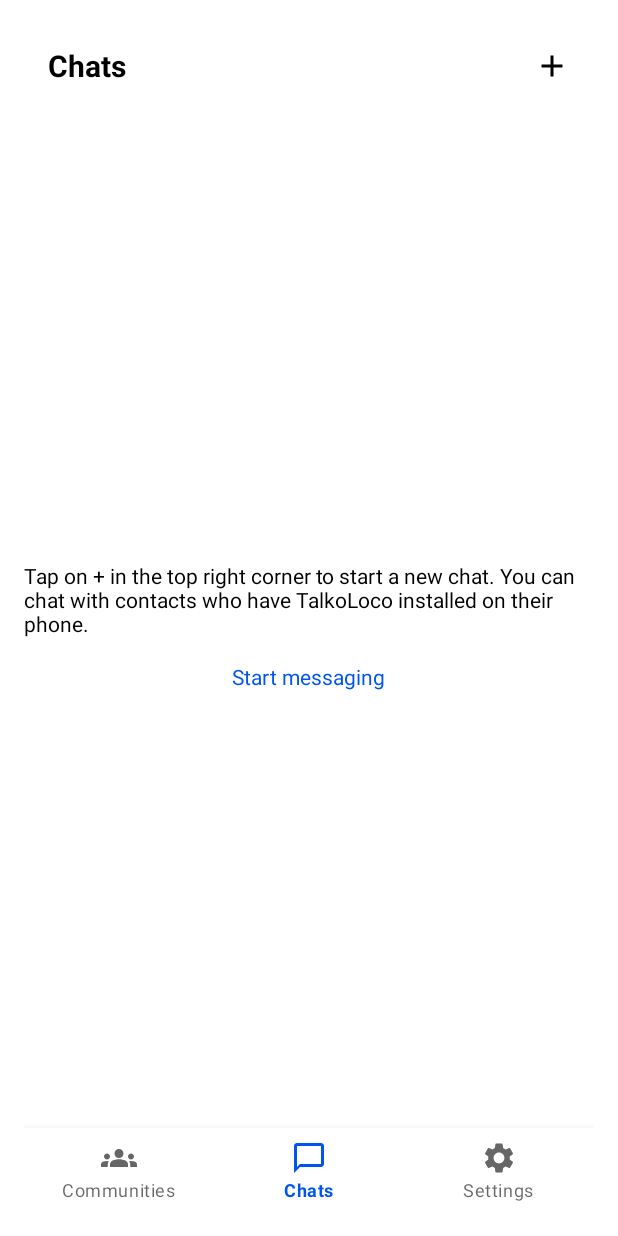
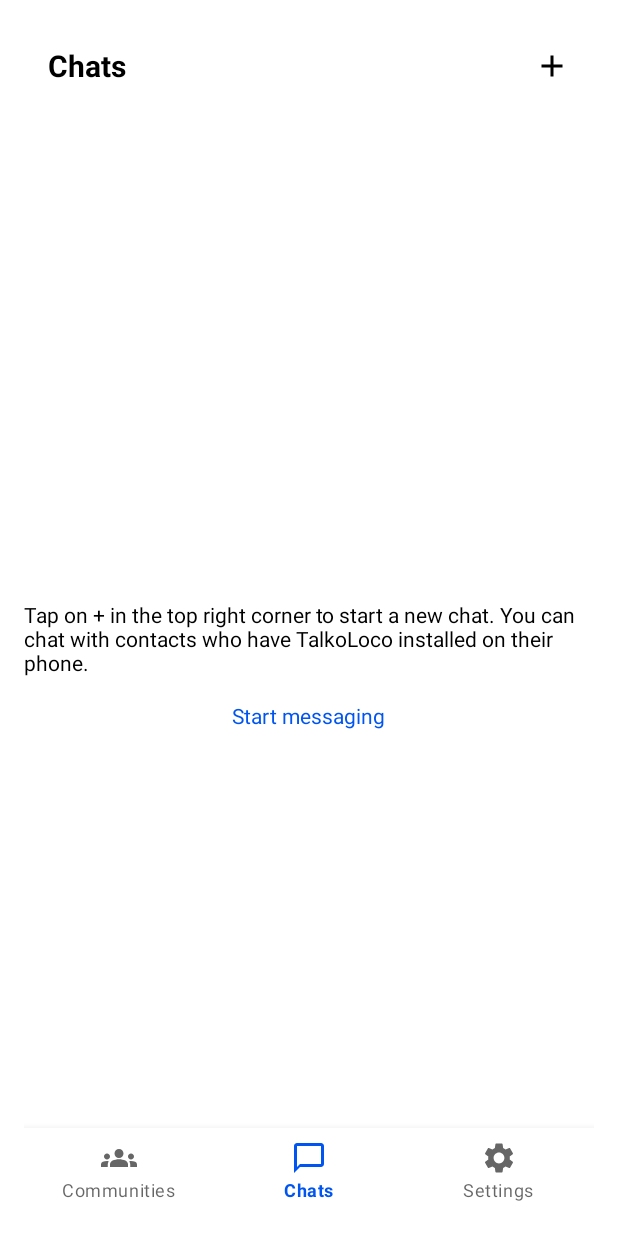
Before and after one commit to tpedr0/TalkoLoco, an Android app: the HomeActivity screen opened directly, with no data from a screen before it, on a phone screen of 412 x 824 dp. Run offline under Robolectric (Android 15) with nearby library versions, the phone set to English and light mode, and no system bars; our stand-ins replace Firebase (no records; nobody signed in at launch, a user with empty details on screens opened directly).

Commit message:
fixed spacing so that user can click the plus image to add chat and stop list of users from being too high on the screen.

```diff
--- a/app/src/main/res/layout/activity_home.xml
+++ b/app/src/main/res/layout/activity_home.xml
@@ -37,6 +37,7 @@
         android:id="@+id/homeChats"
         android:layout_width="match_parent"
         android:layout_height="match_parent"
+        android:layout_marginTop="52dp"
         android:gravity="center"
         android:orientation="vertical"
         android:paddingTop="19dp"
```
